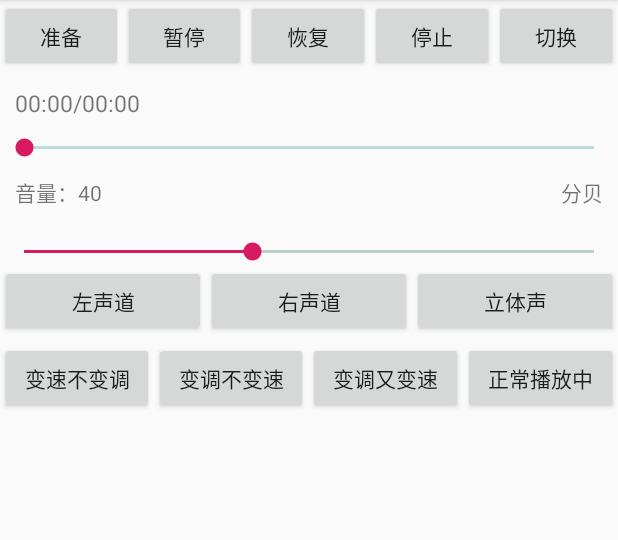
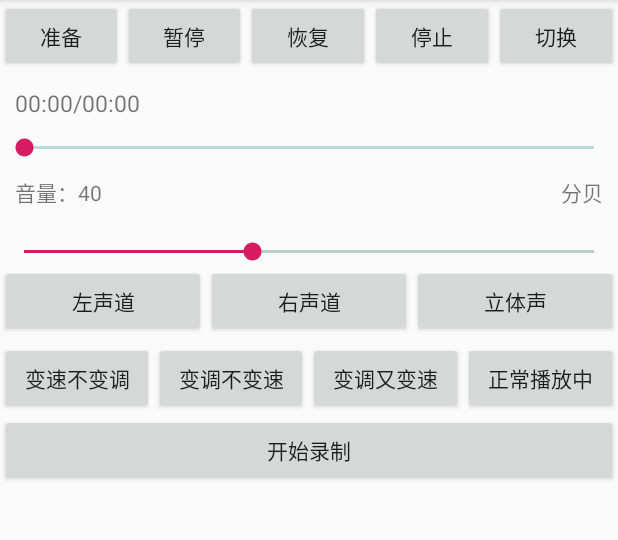
Before and after one commit to HashWaney/NativePlayer, an Android app: the screen it shows after launch (MainActivity), on a phone screen of 412 x 824 dp, the part 84-624 px from its top. Run offline under Robolectric (Android 15) with nearby library versions, the phone set to English and light mode, and no system bars; 12 statements that could not run were skipped.

Commit message:
init dev14

```diff
--- a/app/src/main/java/cn/hash/mm/audioplayer/MainActivity.java
+++ b/app/src/main/java/cn/hash/mm/audioplayer/MainActivity.java
@@ -305,4 +305,7 @@ public class MainActivity extends AppCompatActivity implements OnPauseResumeList
             }
         });
     }
+
+    public void startRecord(View view) {
+    }
 }
--- a/app/src/main/res/layout/activity_main.xml
+++ b/app/src/main/res/layout/activity_main.xml
@@ -168,5 +168,10 @@
             android:textAllCaps="false" />
 
     </LinearLayout>
+    <Button
+        android:layout_width="match_parent"
+        android:text="开始录制"
+        android:onClick="startRecord"
+        android:layout_height="wrap_content" />
 
 </LinearLayout>
```
